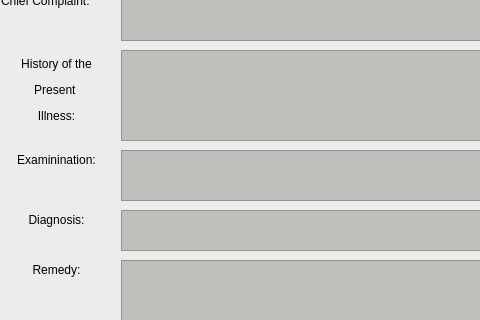
OhaoTech/ClinicManager, file addNewPatientWindow.ui: the form before one commit; both pictures show x 0 to 480 and y 501 to 821 of the 891 by 947 pixel window.
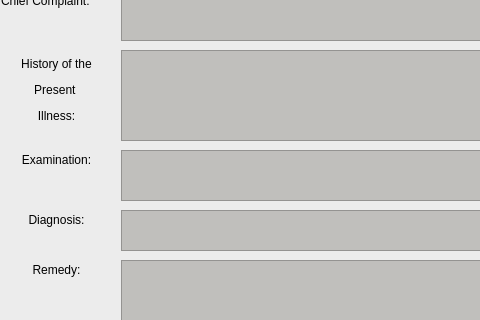
The form after the commit. Icons and pictures are not drawn.

The edit to the form file:
```diff
--- a/addNewPatientWindow.ui
+++ b/addNewPatientWindow.ui
@@ -450,7 +450,7 @@
        </rect>
       </property>
       <property name="text">
-       <string>&lt;html&gt;&lt;head/&gt;&lt;body&gt;&lt;p align=&quot;center&quot;&gt;Examinination:&lt;/p&gt;&lt;/body&gt;&lt;/html&gt;</string>
+       <string>&lt;html&gt;&lt;head/&gt;&lt;body&gt;&lt;p align=&quot;center&quot;&gt;Examination:&lt;/p&gt;&lt;/body&gt;&lt;/html&gt;</string>
       </property>
      </widget>
      <widget class="QLabel" name="diagnosis_label">
```
Left out of the diff: 8 changed lines with no effect on the pictures.
